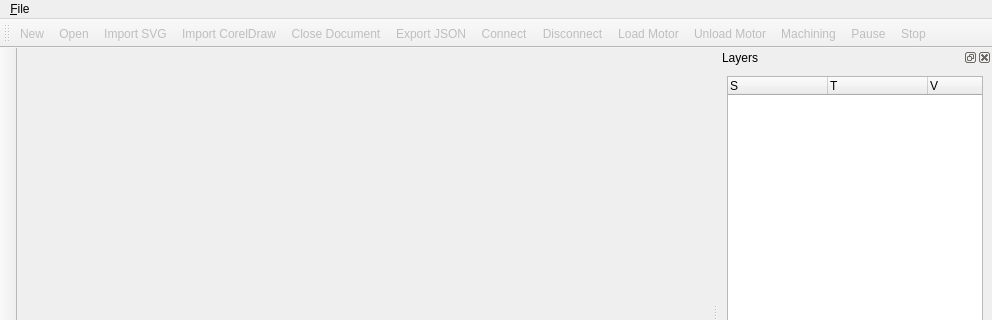
This is src/ui/LaserControllerWindow.ui in oneminute/LaserController as Qt 5 draws it before an edit; both pictures show x 0 to 992 and y 0 to 320 of the 992 by 600 pixel window. The edited form follows.
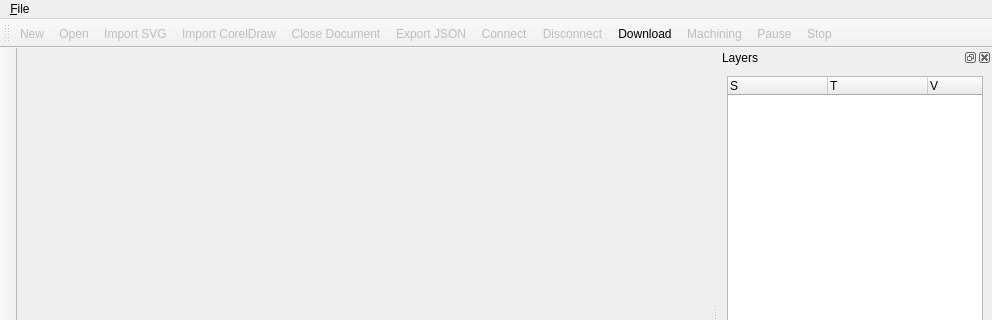
This is the edited form. Icons and pictures are not drawn. Custom widgets are drawn as their Qt base class.

```diff
--- a/src/ui/LaserControllerWindow.ui
+++ b/src/ui/LaserControllerWindow.ui
@@ -61,8 +61,7 @@
    <addaction name="actionExportJSON"/>
    <addaction name="actionConnect"/>
    <addaction name="actionDisconnect"/>
-   <addaction name="actionLoadMotor"/>
-   <addaction name="actionUnloadMotor"/>
+   <addaction name="actionDownload"/>
    <addaction name="actionMachining"/>
    <addaction name="actionPause"/>
    <addaction name="actionStop"/>
@@ -476,6 +475,11 @@
     <string>Close Document</string>
    </property>
   </action>
+  <action name="actionDownload">
+   <property name="text">
+    <string>Download</string>
+   </property>
+  </action>
  </widget>
  <customwidgets>
   <customwidget>
```
